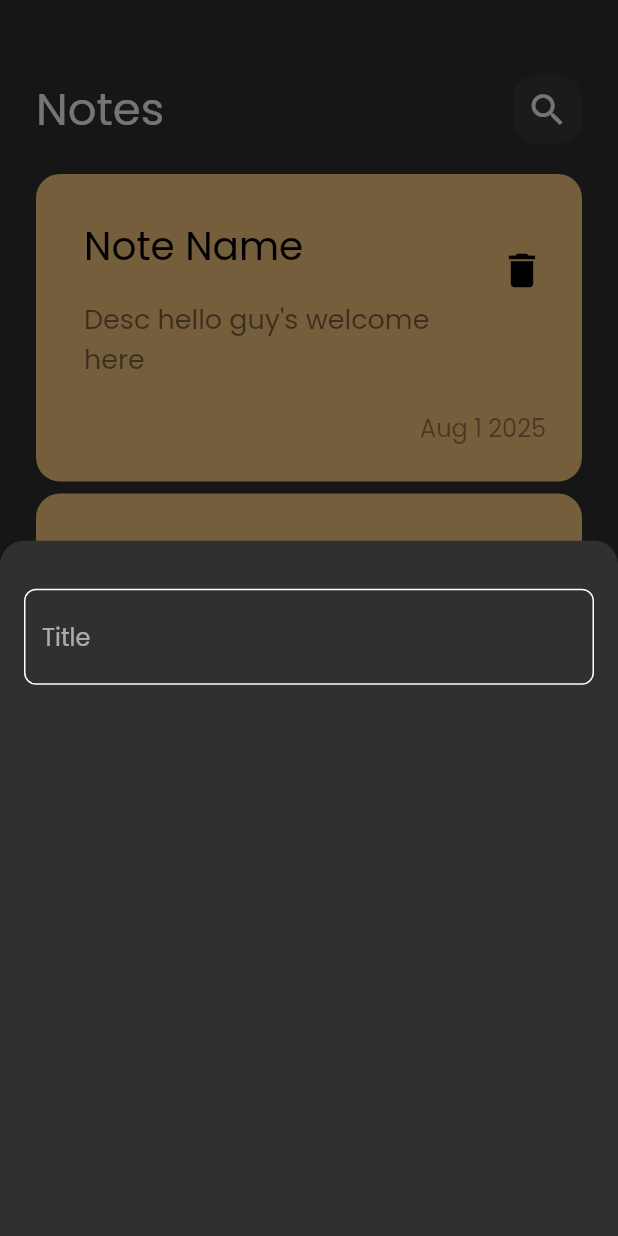
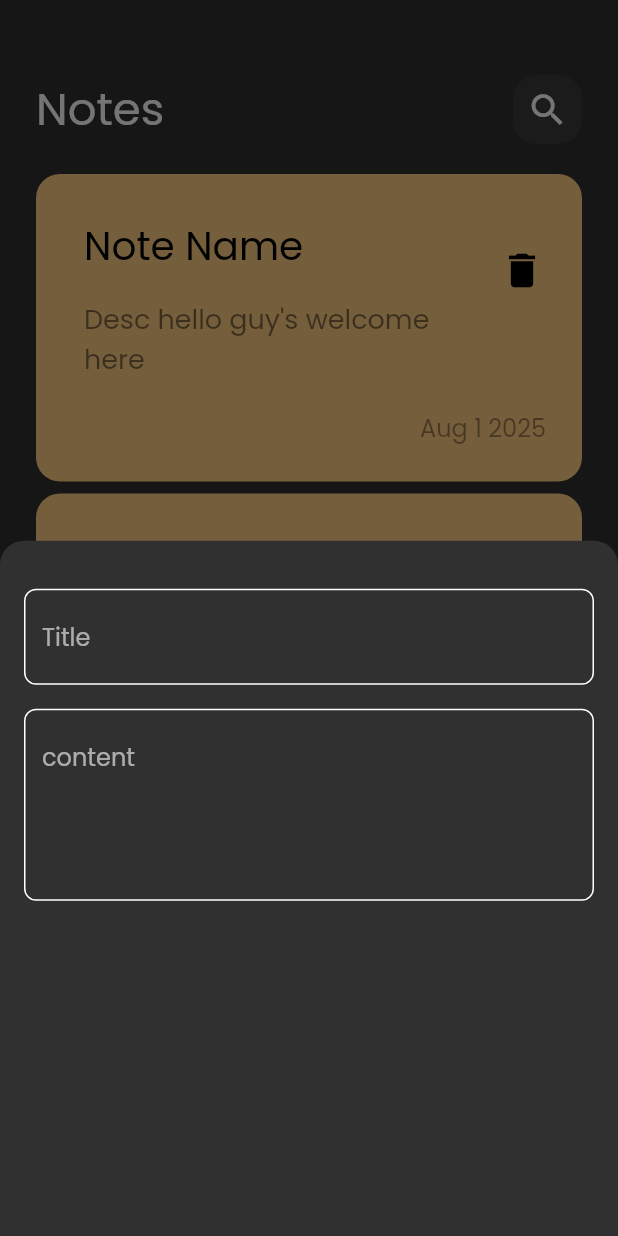
Before and after one commit to gamalazzam5/notes_app, a Flutter app: the screen it shows after launch, after a tap on the "add" icon, on a phone screen of 412 x 824 dp. Run offline on Flutter 3.47's test engine with Material 3 defaults, Android fonts, the phone set to English and light mode, and no system bars.

Commit message:
add fields to bottom sheet

```diff
--- a/lib/widgets/add_note_bottom_sheet.dart
+++ b/lib/widgets/add_note_bottom_sheet.dart
@@ -13,7 +13,9 @@ class AddNoteBottomSheet extends StatelessWidget {
       child: Column(
         children: [
           SizedBox(height: 32,),
-          CustomTextField(),
+          CustomTextField(hint: "Title",),
+          SizedBox(height: 16,),
+          CustomTextField(hint: "content",maxLines: 4,),
         ],
       ),
     );
--- a/lib/widgets/custom_text_field.dart
+++ b/lib/widgets/custom_text_field.dart
@@ -2,15 +2,17 @@ import 'package:flutter/material.dart';
 import 'package:notes_app/helper/constans.dart';
 
 class CustomTextField extends StatelessWidget {
-  const CustomTextField({super.key});
-
+  const CustomTextField({super.key, required this.hint, this.maxLines = 1});
+final String hint;
+final int maxLines;
   @override
   Widget build(BuildContext context) {
     return TextField(
-
+maxLines: maxLines,
       cursorColor: kPrimaryColor,
  decoration: InputDecoration(
-   hintText: 'Title',
+
+   hintText: hint,
   border: buildBorder(),
    enabledBorder: buildBorder(),
   focusedBorder: buildBorder(kPrimaryColor),
```
